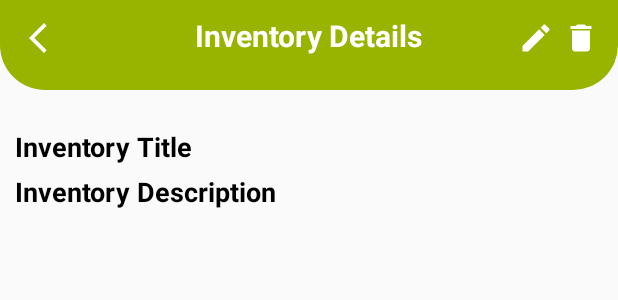
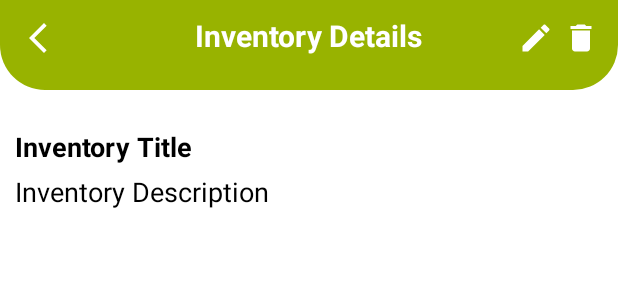
Before and after one commit to ankitha-anil/secondServing, an Android app built with Jetpack Compose: the layout view_inventory.xml on its own in the app's theme, with its tools: preview values and no code run, on a phone screen of 412 x 824 dp. Shown: the top 300 px of the screen. Run offline under Robolectric (Android 15) with nearby library versions, the phone set to English and light mode, and no system bars.

Commit message:
Inventory UI

```diff
--- a/app/src/main/res/layout/activity_edit_inventory.xml
+++ b/app/src/main/res/layout/edit_inventory.xml
@@ -63,7 +63,7 @@
             android:gravity="top"
             android:maxLength="200"
             android:drawablePadding="10dp"
-            android:inputType="textPersonName|textCapWords|textMultiLine"
+            android:inputType="textPersonName|textMultiLine"
             android:padding="10dp"
             android:layout_below="@id/titleEt"/>
 
--- a/app/src/main/res/layout/bs_inventory_details.xml
+++ b/app/src/main/res/layout/view_inventory.xml
@@ -3,7 +3,8 @@
 <RelativeLayout
     xmlns:android="http://schemas.android.com/apk/res/android"
     android:layout_width="match_parent"
-    android:layout_height="match_parent">
+    android:layout_height="match_parent"
+    android:background="@color/white">
 
     <RelativeLayout
         android:id="@+id/toolbarRL"
@@ -69,8 +70,7 @@
             android:layout_marginTop="5dp"
             android:text="Inventory Description"
             android:textColor="@color/black"
-            android:textSize="18sp"
-            android:textStyle="bold"/>
+            android:textSize="18sp" />
 
     </LinearLayout>
 
```
